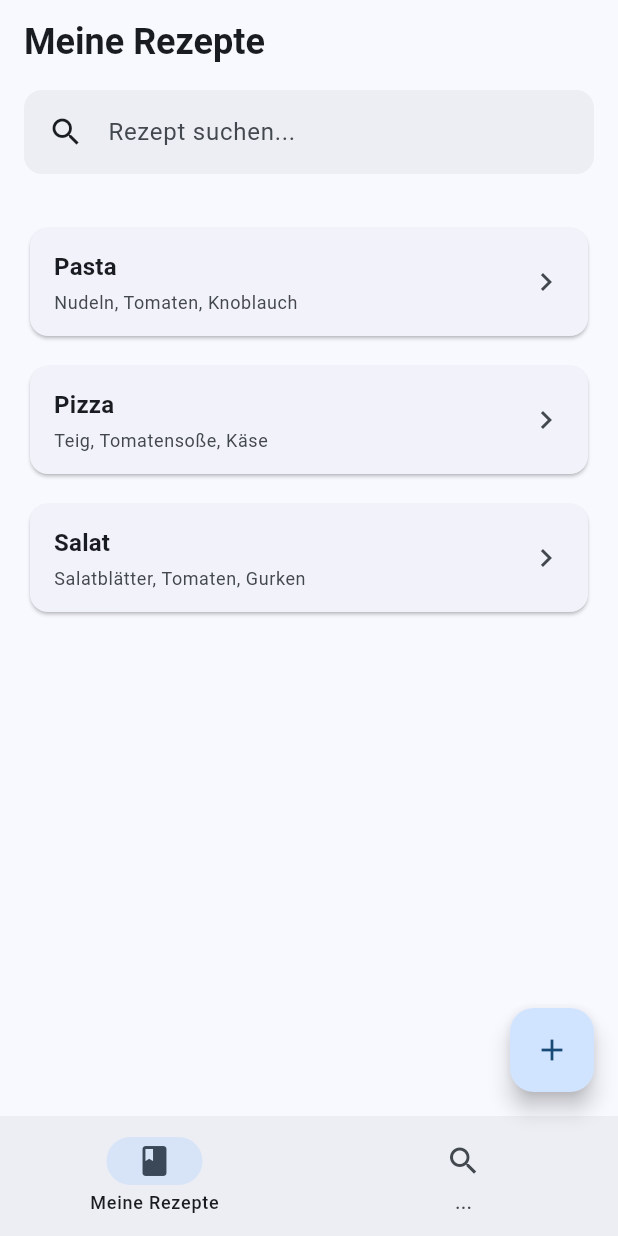
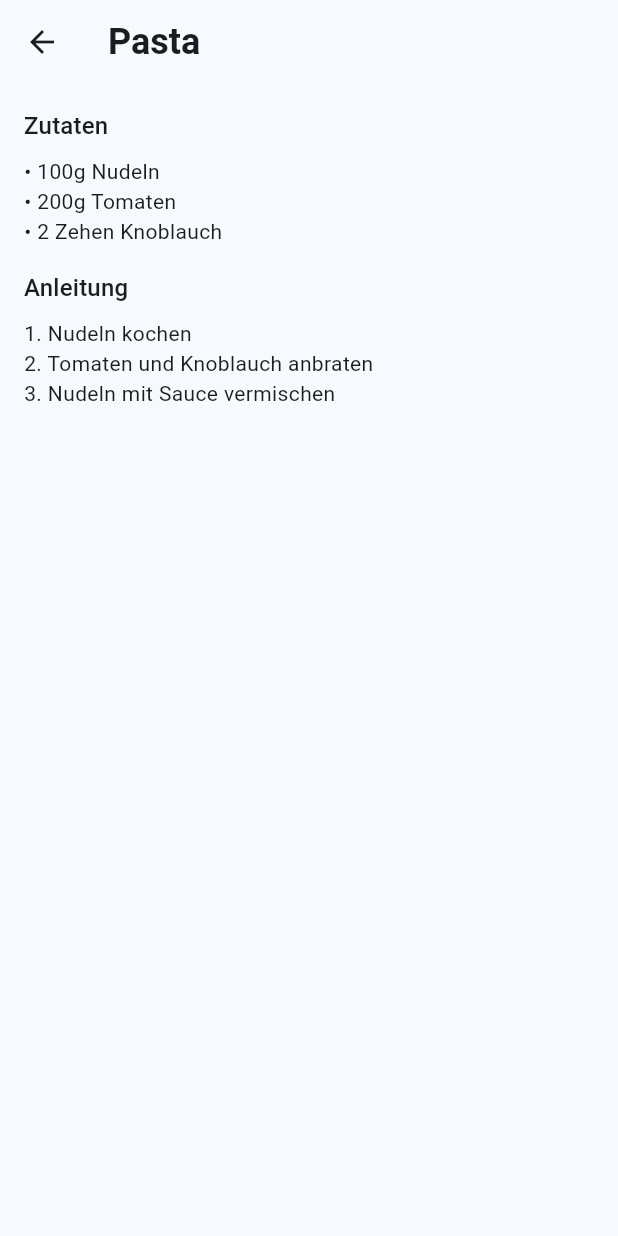
Before and after one commit to devMatrix0815/recipio, a Flutter app: the screen it shows after launch, after a tap on "Pasta", on a phone screen of 412 x 824 dp. Run offline on Flutter 3.47's test engine with Material 3 defaults, Android fonts, the phone set to English and light mode, and no system bars.

Commit message:
Add ingredients preview to Recipe model and update MyRecipes UI

```diff
--- a/lib/main.dart
+++ b/lib/main.dart
@@ -29,9 +29,15 @@ class MyApp extends StatelessWidget {
 class Recipe {
   final String name;
   final List<String> ingredients;
+  final List<String> ingredientsPreview;
   final List<String> steps;
 
-  Recipe({required this.name, required this.ingredients, required this.steps});
+  Recipe({
+    required this.name,
+    required this.ingredients,
+    required this.ingredientsPreview,
+    required this.steps,
+  });
 }
 
 // home page of the application
@@ -50,7 +56,8 @@ class _MyRecipesState extends State<MyRecipes> {
   final List<Recipe> _recipes = [
     Recipe(
       name: 'Pasta',
-      ingredients: ['Nudeln', 'Tomaten', 'Knoblauch'],
+      ingredients: ['100g Nudeln', '200g Tomaten', '2 Zehen Knoblauch'],
+      ingredientsPreview: ['Nudeln', 'Tomaten', 'Knoblauch'],
       steps: [
         'Nudeln kochen',
         'Tomaten und Knoblauch anbraten',
@@ -59,12 +66,14 @@ class _MyRecipesState extends State<MyRecipes> {
     ),
     Recipe(
       name: 'Pizza',
-      ingredients: ['Teig', 'Tomatensoße', 'Käse'],
+      ingredients: ['Teig', '500g Tomatensoße', '200g Käse'],
+      ingredientsPreview: ['Teig', 'Tomatensoße', 'Käse'],
       steps: ['Teig ausrollen', 'Tomatensoße aufteilen', 'Käse auftragen'],
     ),
     Recipe(
       name: 'Salat',
       ingredients: ['Salatblätter', 'Tomaten', 'Gurken'],
+      ingredientsPreview: ['Salatblätter', 'Tomaten', 'Gurken'],
       steps: [
         'Salatblätter waschen',
         'Tomaten und Gurken schneiden',
@@ -137,7 +146,15 @@ class _MyRecipesState extends State<MyRecipes> {
                   child: Card(
                     clipBehavior: Clip.hardEdge,
                     child: InkWell(
-                      onTap: () => debugPrint('Card tapped.'),
+                      onTap: () {
+                        Navigator.push(
+                          context,
+                          MaterialPageRoute(
+                            builder: (context) =>
+                                RecipeDetail(recipe: filtered[index]),
+                          ),
+                        );
+                      },
 
                       child: Padding(
                         padding: const EdgeInsets.symmetric(
@@ -166,7 +183,9 @@ class _MyRecipesState extends State<MyRecipes> {
 
                                   // description of the recipe
                                   Text(
-                                    filtered[index].ingredients.join(', '),
+                                    filtered[index].ingredientsPreview.join(
+                                      ', ',
+                                    ),
                                     maxLines: 1,
                                     overflow: TextOverflow.ellipsis,
                                     style: Theme.of(context).textTheme.bodySmall
@@ -213,3 +232,46 @@ class _MyRecipesState extends State<MyRecipes> {
     );
   }
 }
+
+// detail page for a recipe
+class RecipeDetail extends StatelessWidget {
+  final Recipe recipe;
+
+  const RecipeDetail({super.key, required this.recipe});
+
+  @override
+  Widget build(BuildContext context) {
+    return Scaffold(
+      appBar: AppBar(
+        backgroundColor: Theme.of(context).colorScheme.surface,
+        surfaceTintColor: Colors.transparent,
+        shadowColor: Colors.transparent,
+        scrolledUnderElevation: 0,
+        title: Text(
+          recipe.name,
+          style: Theme.of(
+            context,
+          ).textTheme.headlineSmall?.copyWith(fontWeight: FontWeight.bold),
+        ),
+      ),
+
+      body: Padding(
+        padding: const EdgeInsets.all(16.0),
+        child: Column(
+          crossAxisAlignment: CrossAxisAlignment.start,
+          children: [
+            Text('Zutaten', style: Theme.of(context).textTheme.titleMedium),
+            const SizedBox(height: 8.0),
+            ...recipe.ingredients.map((ingredient) => Text('• $ingredient')),
+            const SizedBox(height: 16.0),
+            Text('Anleitung', style: Theme.of(context).textTheme.titleMedium),
+            const SizedBox(height: 8.0),
+            ...recipe.steps.asMap().entries.map(
+              (entry) => Text('${entry.key + 1}. ${entry.value}'),
+            ),
+          ],
+        ),
+      ),
+    );
+  }
+}
```
